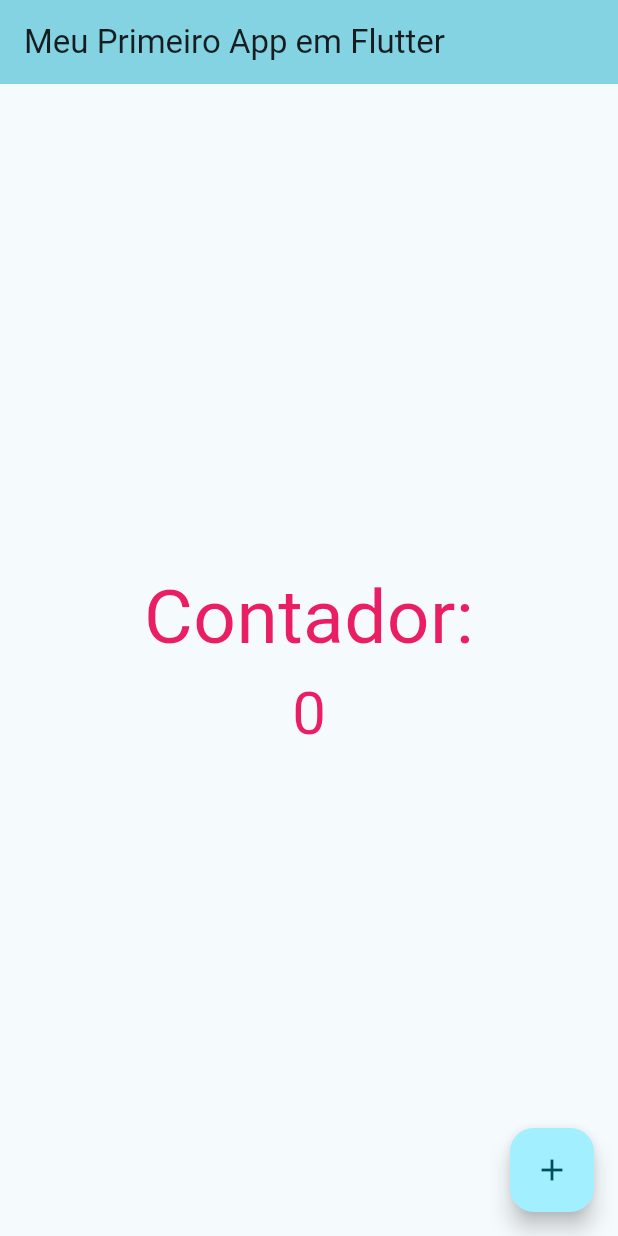
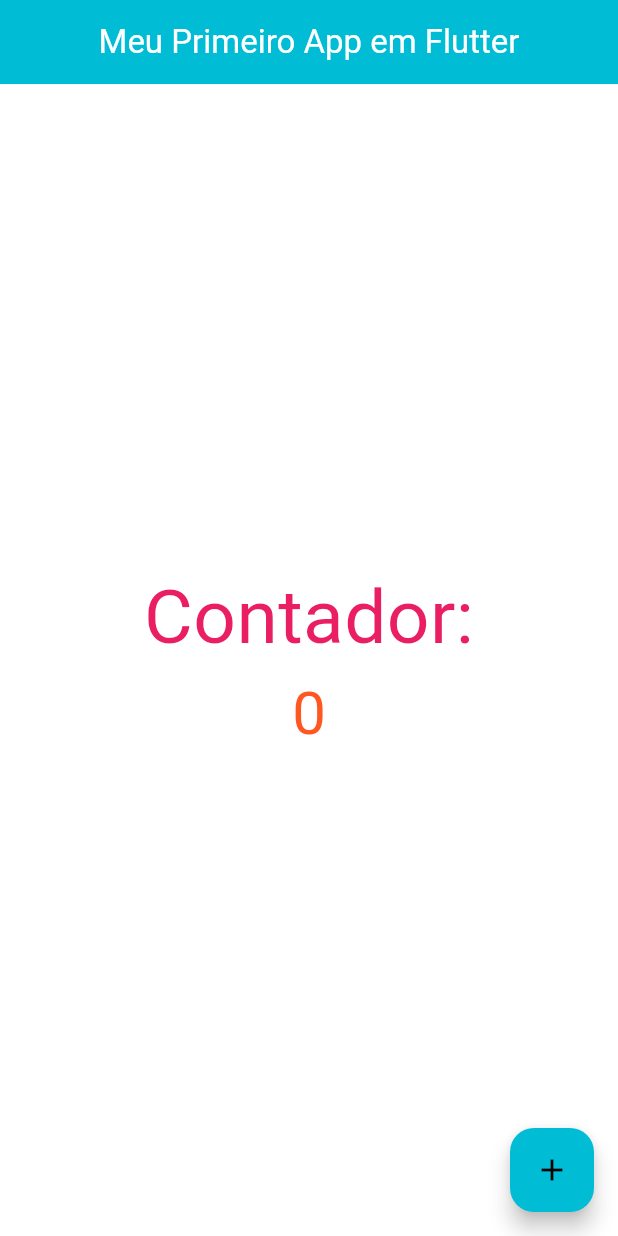
Before and after one commit to dani-passos/app1, a Flutter app: the screen it shows after launch, on a phone screen of 412 x 824 dp. Run offline on Flutter 3.47's test engine with Material 3 defaults, Android fonts, the phone set to English and light mode, and no system bars.

Commit message:
commit-02
Ajustes e correções

```diff
--- a/lib/main.dart
+++ b/lib/main.dart
@@ -5,8 +5,7 @@ void main() {
 }
 
 class MyApp extends StatelessWidget {
-  const MyApp({super.key});
-
+  const MyApp({Key? key}) : super(key: key);
 
   @override
   Widget build(BuildContext context) {
@@ -14,16 +13,16 @@ class MyApp extends StatelessWidget {
       debugShowCheckedModeBanner: false,
       title: 'Flutter Demo',
       theme: ThemeData(
-          colorScheme: ColorScheme.fromSeed(seedColor: Colors.cyan),
-        useMaterial3: true,
+        colorScheme: ColorScheme.fromSwatch(primarySwatch: Colors.cyan),
+        // useMaterial3: true, // Comentado para compatibilidade com versões anteriores
       ),
-      home: const MyHomePage(title: 'Meu Primeiro App em Flutter',),
+      home: const MyHomePage(title: 'Meu Primeiro App em Flutter'),
     );
   }
 }
 
 class MyHomePage extends StatefulWidget {
-  const MyHomePage({super.key, required this.title});
+  const MyHomePage({Key? key, required this.title}) : super(key: key);
 
   final String title;
 
@@ -36,45 +35,40 @@ class _MyHomePageState extends State<MyHomePage> {
 
   void _incrementCounter() {
     setState(() {
-
       _counter++;
     });
   }
 
   @override
   Widget build(BuildContext context) {
-
     return Scaffold(
       appBar: AppBar(
-
-        backgroundColor: Theme.of(context).colorScheme.inversePrimary,
-
-        title: Text(widget.title),
+        backgroundColor: Theme.of(context).colorScheme.primary,
+        title: Center(
+          child: Text(
+            widget.title,
+            style: TextStyle(color: Colors.white), // Cor da letra branca
+          ),
+        ),
       ),
       body: Center(
-
         child: Column(
-
           mainAxisAlignment: MainAxisAlignment.center,
           children: <Widget>[
             const Text(
               'Contador:',
-              style: TextStyle( color:Colors.pink, fontSize:50),
-
+              style: TextStyle(color: Colors.pink, fontSize: 50),
             ),
-
             Text(
               '$_counter',
-              style: TextStyle(fontSize:40, color:Colors.pink)
-
-
+              style: TextStyle(fontSize: 40, color: Colors.deepOrange),
             ),
           ],
         ),
       ),
       floatingActionButton: FloatingActionButton(
         onPressed: _incrementCounter,
-        tooltip: 'Increment',
+        tooltip: 'Incrementar',
         child: const Icon(Icons.add),
       ),
     );
```
